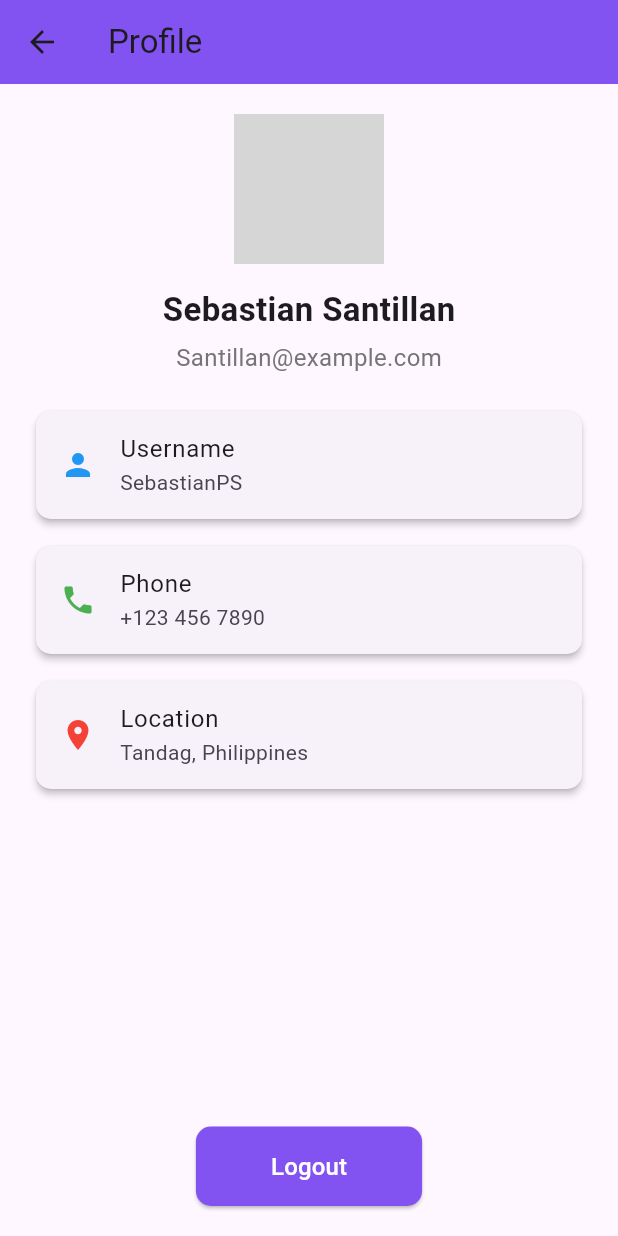
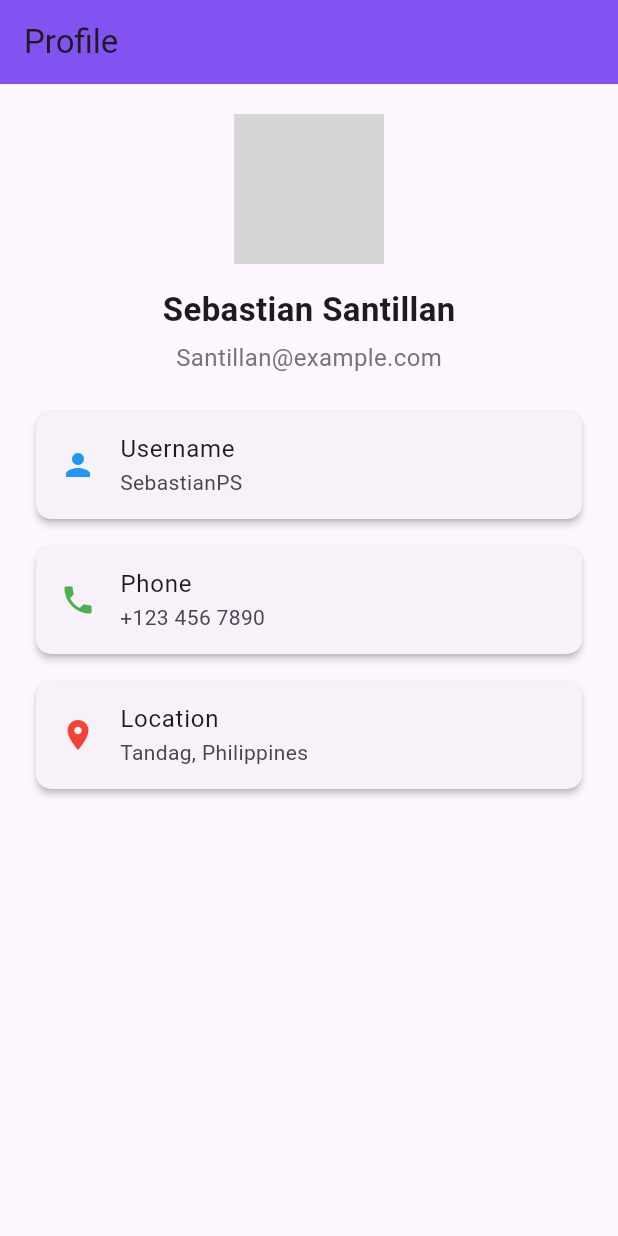
Before and after one commit to SantillanPs/assignment, a Flutter app: the Profile screen opened directly, on a phone screen of 412 x 824 dp. Run offline on Flutter 3.47's test engine with Material 3 defaults, Android fonts, the phone set to English and light mode, and no system bars; grey boxes are pictures that could not be loaded.

Commit message:
can't be backed after logging in

```diff
--- a/lib/main.dart
+++ b/lib/main.dart
@@ -57,11 +57,11 @@ class _LoadingButtonState extends State<LoadingButton> {
       isLoading = true;
     });
 
-    Future.delayed(Duration(seconds: 10), () {
+    Future.delayed(Duration(seconds: 5), () {
       setState(() {
         isLoading = false;
       });
-      Navigator.push(
+      Navigator.pushReplacement(
           context, MaterialPageRoute(builder: (context) => Profile()));
     });
   }
--- a/lib/profile.dart
+++ b/lib/profile.dart
@@ -67,20 +67,6 @@ class Profile extends StatelessWidget {
               ),
             ),
             Spacer(),
-            ElevatedButton(
-              onPressed: () {
-                Navigator.pop(context);
-              },
-              style: ElevatedButton.styleFrom(
-                backgroundColor: const Color.fromARGB(255, 130, 83, 241),
-                padding: EdgeInsets.symmetric(horizontal: 50, vertical: 15),
-                shape: RoundedRectangleBorder(
-                  borderRadius: BorderRadius.circular(10),
-                ),
-              ),
-              child: Text("Logout",
-                  style: TextStyle(fontSize: 16, color: Colors.white)),
-            ),
           ],
         ),
       ),
```
